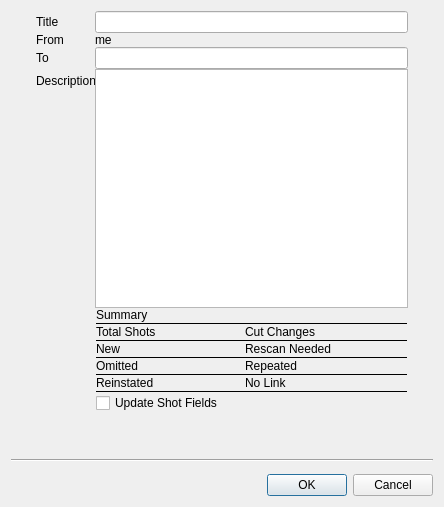
Above: resources/submit_dialog.ui from shotgunsoftware/tk-multi-importcut before the change. Below: the same form after it.
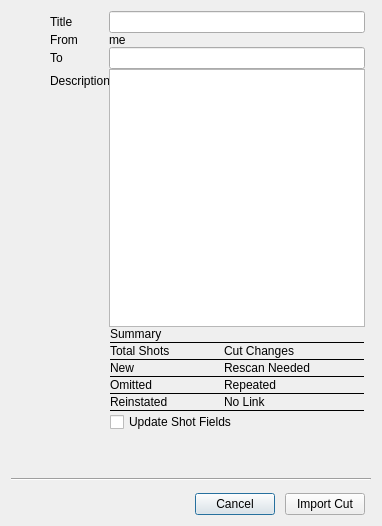
That is the form after the change.

Commit message: For #36399, changed target button colors to blue.

What changed in the file:
```diff
--- a/resources/submit_dialog.ui
+++ b/resources/submit_dialog.ui
@@ -6,8 +6,8 @@
    <rect>
     <x>0</x>
     <y>0</y>
-    <width>444</width>
-    <height>507</height>
+    <width>382</width>
+    <height>526</height>
    </rect>
   </property>
   <property name="windowTitle">
@@ -16,10 +16,63 @@
   <property name="modal">
    <bool>true</bool>
   </property>
-  <layout class="QGridLayout" name="gridLayout_2" rowstretch="1,0,0,0" columnstretch="1,20,1">
+  <layout class="QGridLayout" name="gridLayout_2" rowstretch="1,0,0,0,0" columnstretch="1,0,0">
    <property name="verticalSpacing">
     <number>12</number>
    </property>
+   <item row="4" column="1">
+    <layout class="QHBoxLayout" name="horizontalLayout">
+     <item>
+      <spacer name="horizontalSpacer_3">
+       <property name="orientation">
+        <enum>Qt::Horizontal</enum>
+       </property>
+       <property name="sizeHint" stdset="0">
+        <size>
+         <width>40</width>
+         <height>20</height>
+        </size>
+       </property>
+      </spacer>
+     </item>
+     <item>
+      <widget class="QPushButton" name="cancel_button">
+       <property name="text">
+        <string>Cancel</string>
+       </property>
+       <property name="shortcut">
+        <string>Esc</string>
+       </property>
+      </widget>
+     </item>
+     <item>
+      <spacer name="horizontalSpacer_4">
+       <property name="orientation">
+        <enum>Qt::Horizontal</enum>
+       </property>
+       <property name="sizeType">
+        <enum>QSizePolicy::Fixed</enum>
+       </property>
+       <property name="sizeHint" stdset="0">
+        <size>
+         <width>10</width>
+         <height>20</height>
+        </size>
+       </property>
+      </spacer>
+     </item>
+     <item>
+      <widget class="QPushButton" name="import_cut_button">
+       <property name="text">
+        <string>Import Cut</string>
+       </property>
+       <property name="shortcut">
+        <string>Return</string>
+       </property>
+      </widget>
+     </item>
+    </layout>
+   </item>
    <item row="0" column="1">
     <layout class="QFormLayout" name="formLayout">
      <property name="fieldGrowthPolicy">
@@ -375,6 +428,13 @@
      </item>
     </layout>
    </item>
+   <item row="2" column="0" colspan="3">
+    <widget class="Line" name="line">
+     <property name="orientation">
+      <enum>Qt::Horizontal</enum>
+     </property>
+    </widget>
+   </item>
    <item row="0" column="2">
     <spacer name="horizontalSpacer">
      <property name="orientation">
@@ -401,36 +461,6 @@
      </property>
     </spacer>
    </item>
-   <item row="0" column="0">
-    <spacer name="horizontalSpacer_2">
-     <property name="orientation">
-      <enum>Qt::Horizontal</enum>
-     </property>
-     <property name="sizeHint" stdset="0">
-      <size>
-       <width>0</width>
-       <height>20</height>
-      </size>
-     </property>
-    </spacer>
-   </item>
-   <item row="2" column="0" colspan="3">
-    <widget class="Line" name="line">
-     <property name="orientation">
-      <enum>Qt::Horizontal</enum>
-     </property>
-    </widget>
-   </item>
-   <item row="3" column="0" colspan="3">
-    <widget class="QDialogButtonBox" name="import_cut_button_box">
-     <property name="orientation">
-      <enum>Qt::Horizontal</enum>
-     </property>
-     <property name="standardButtons">
-      <set>QDialogButtonBox::Cancel|QDialogButtonBox::Ok</set>
-     </property>
-    </widget>
-   </item>
   </layout>
  </widget>
  <resources/>
```
The commit also changes 4 other files.
